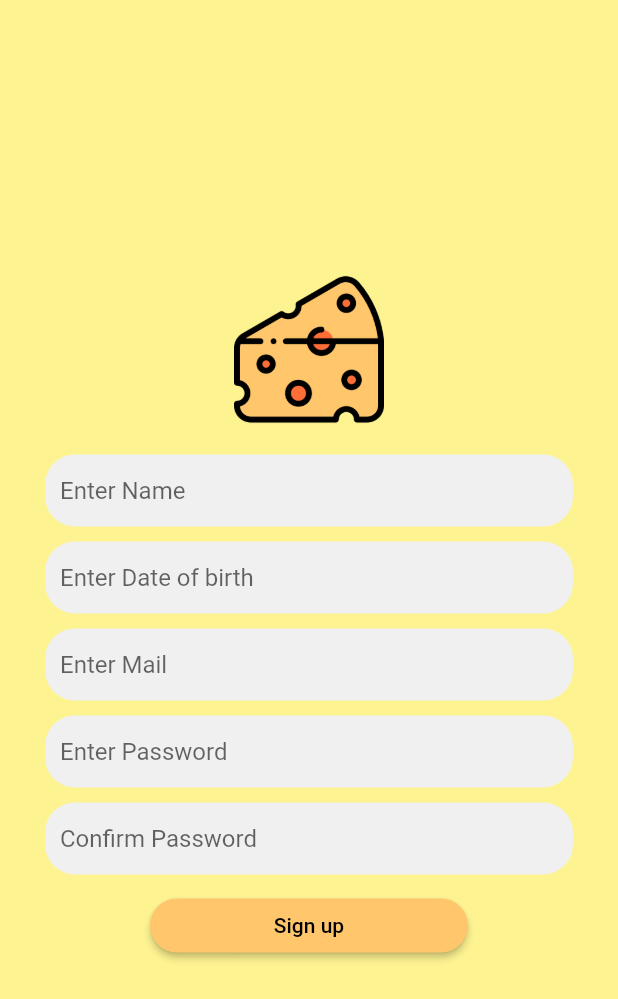
After one commit to NungWinPP/project_cheese, a Flutter app: the SignupPage screen opened directly, on a phone screen of 412 x 824 dp. The commit adds this screen. Shown: the top 999 px of the screen. Run offline on Flutter 3.47's test engine with Material 2 defaults, Android fonts, the phone set to English and light mode, and no system bars.

Commit message:
[ADD] : sign-in page&sign-up page

```diff
--- a/lib/main.dart
+++ b/lib/main.dart
@@ -6,6 +6,8 @@ import 'page/myFavorite.dart';
 import 'page/profile.dart';
 import 'page/search.dart';
 import 'si_su.dart';
+import 'sign_in.dart';
+import 'sign_up.dart';
 
 void main() {
   runApp(MyApp());
--- /dev/null
+++ b/lib/sign_up.dart
@@ -0,0 +1,129 @@
+import 'package:flutter/material.dart';
+
+void main() {
+  runApp(SignupPage());
+}
+
+class SignupPage extends StatefulWidget {
+  SignupPage({Key key}) : super(key: key);
+
+  @override
+  _SignupPageState createState() => _SignupPageState();
+}
+
+class _SignupPageState extends State<SignupPage> {
+  @override
+  Widget build(BuildContext context) {
+    final TextField _txtEnterName = new TextField(
+      decoration: new InputDecoration(
+        hintText: 'Enter Name',
+        contentPadding: new EdgeInsets.all(10.0),
+        border: InputBorder.none,
+      ),
+      keyboardType: TextInputType.text,
+    );
+    final TextField _txtEnterDateOfBirth = new TextField(
+      decoration: new InputDecoration(
+        hintText: 'Enter Date of birth',
+        contentPadding: new EdgeInsets.all(10.0),
+        border: InputBorder.none,
+      ),
+      keyboardType: TextInputType.text,
+    );
+    final TextField _txtEnterMail = new TextField(
+      decoration: new InputDecoration(
+        hintText: 'Enter Mail',
+        contentPadding: new EdgeInsets.all(10.0),
+        border: InputBorder.none,
+      ),
+      keyboardType: TextInputType.text,
+    );
+    final TextField _txtEnterPassword = new TextField(
+      decoration: new InputDecoration(
+        hintText: 'Enter Password',
+        contentPadding: new EdgeInsets.all(10.0),
+        border: InputBorder.none,
+      ),
+      keyboardType: TextInputType.text,
+    );
+    final TextField _txtConfirmPassword = new TextField(
+      decoration: new InputDecoration(
+        hintText: 'Confirm Password',
+        contentPadding: new EdgeInsets.all(10.0),
+        border: InputBorder.none,
+      ),
+      keyboardType: TextInputType.text,
+    );
+    return Scaffold(
+      body: new Column(
+        mainAxisAlignment: MainAxisAlignment.center,
+        children: <Widget>[
+          new Container(
+            width: 100,
+            height: 100,
+            child: new Image.asset(
+              'images/cheese.png',
+            ),
+          ),
+          new Container(
+            margin: new EdgeInsets.only(top: 20, left: 30, right: 30),
+            decoration: new BoxDecoration(
+                color: Color.fromARGB(255, 240, 240, 240),
+                borderRadius:
+                    const BorderRadius.all(const Radius.circular(20))),
+            child: _txtEnterName,
+          ),
+          new Container(
+            margin: new EdgeInsets.only(top: 10, left: 30, right: 30),
+            decoration: new BoxDecoration(
+                color: Color.fromARGB(255, 240, 240, 240),
+                borderRadius:
+                    const BorderRadius.all(const Radius.circular(20))),
+            child: _txtEnterDateOfBirth,
+          ),
+          new Container(
+            margin: new EdgeInsets.only(top: 10, left: 30, right: 30),
+            decoration: new BoxDecoration(
+                color: Color.fromARGB(255, 240, 240, 240),
+                borderRadius:
+                    const BorderRadius.all(const Radius.circular(20))),
+            child: _txtEnterMail,
+          ),
+          new Container(
+            margin: new EdgeInsets.only(top: 10, left: 30, right: 30),
+            decoration: new BoxDecoration(
+                color: Color.fromARGB(255, 240, 240, 240),
+                borderRadius:
+                    const BorderRadius.all(const Radius.circular(20))),
+            child: _txtEnterPassword,
+          ),
+          new Container(
+            margin: new EdgeInsets.only(top: 10, left: 30, right: 30),
+            decoration: new BoxDecoration(
+                color: Color.fromARGB(255, 240, 240, 240),
+                borderRadius:
+                    const BorderRadius.all(const Radius.circular(20))),
+            child: _txtConfirmPassword,
+          ),
+          new Container(
+            margin: EdgeInsets.only(left: 100, right: 100, top: 10),
+            child: new Row(
+              children: <Widget>[
+                new Expanded(
+                    child: new RaisedButton(
+                  child: new Text("Sign up"),
+                  textColor: Colors.black,
+                  color: Color(0xffffc66c),
+                  shape: new RoundedRectangleBorder(
+                      borderRadius: new BorderRadius.circular(20.0)),
+                  onPressed: () {},
+                ))
+              ],
+            ),
+          )
+        ],
+      ),
+      backgroundColor: Color(0xFFFEF391),
+    );
+  }
+}
```
Also changed, not shown: lib/si_su.dart (+27 -14 lines), lib/sign_in.dart (added, +81 -0 lines).
